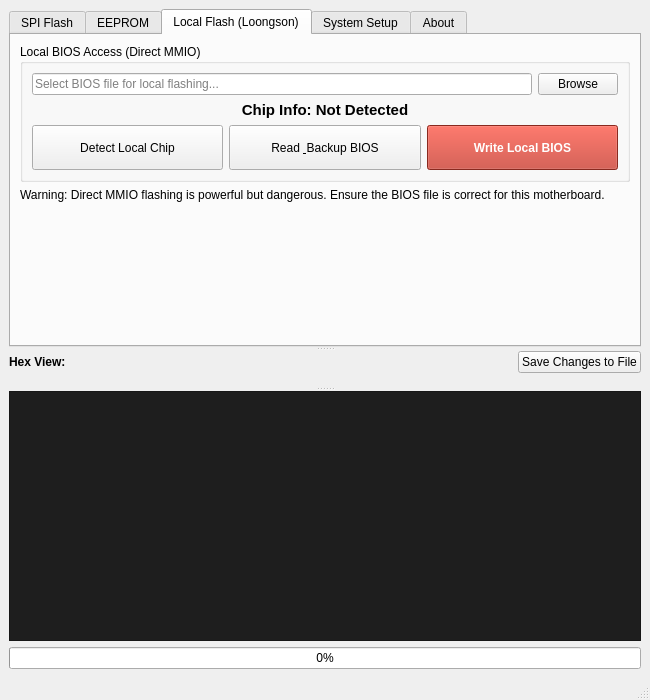
This is src/mainwindow.ui in wming126/flash_helper as Qt 5 draws it before an edit. The edited form follows.
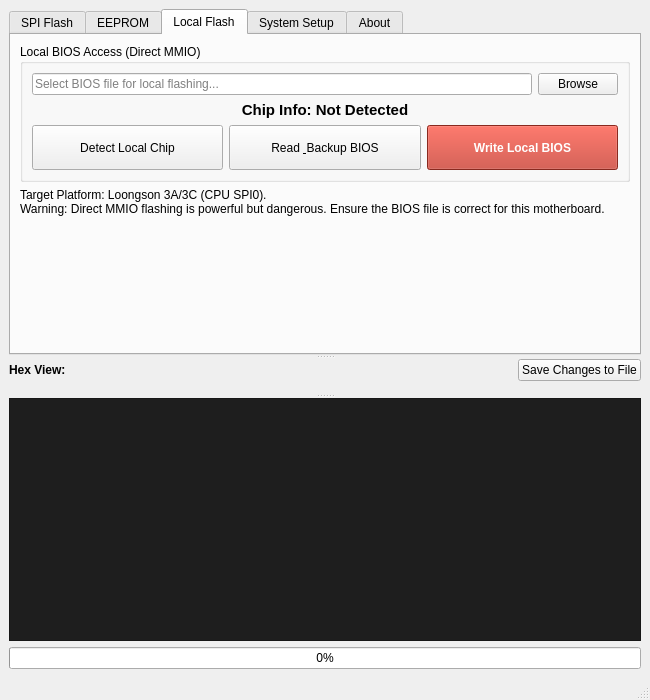
This is the edited form. The open tabs and pages were chosen to show the change. Icons and pictures are not drawn. Custom widgets are drawn as their Qt base class.

Commit message:
ui: remove (Loongson) from tab title and add detailed platform info to page
- Removed redundant architecture suffix from 'Local Flash' tab title.
- Updated warning label to explicitly mention 'Loongson 3A/3C (CPU SPI0)' platform.
- Updated Chinese translations accordingly.

What changed in the file:
```diff
--- a/src/mainwindow.ui
+++ b/src/mainwindow.ui
@@ -242,7 +242,7 @@
        </widget>
        <widget class="QWidget" name="tabLocal">
         <attribute name="title">
-         <string>Local Flash (Loongson)</string>
+         <string>Local Flash</string>
         </attribute>
         <layout class="QVBoxLayout" name="verticalLayout_local">
          <item>
@@ -341,7 +341,8 @@
          <item>
           <widget class="QLabel" name="label_local_warning">
            <property name="text">
-            <string>Warning: Direct MMIO flashing is powerful but dangerous. Ensure the BIOS file is correct for this motherboard.</string>
+            <string>Target Platform: Loongson 3A/3C (CPU SPI0).
+Warning: Direct MMIO flashing is powerful but dangerous. Ensure the BIOS file is correct for this motherboard.</string>
            </property>
            <property name="wordWrap">
             <bool>true</bool>
```
The commit also changes 1 other file.
